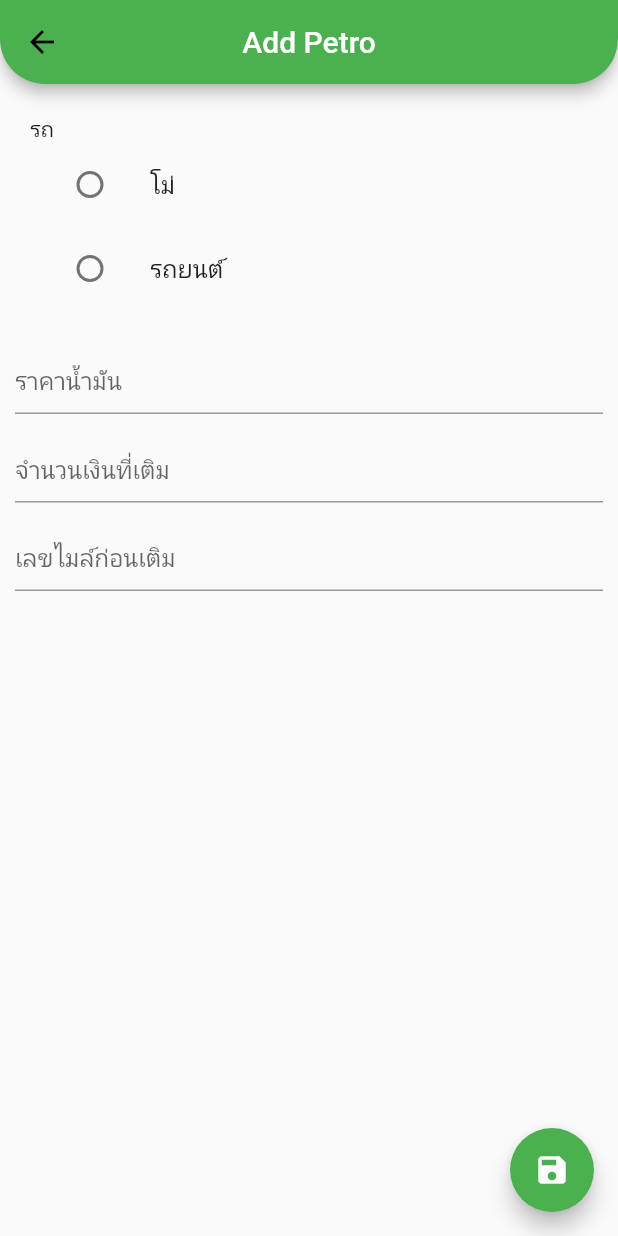
After one commit to piriyaphong/cementproject, a Flutter app: the AddPetro screen opened directly, on a phone screen of 412 x 824 dp. The commit adds this screen. Run offline on Flutter 3.47's test engine with Material 2 defaults, Android fonts, the phone set to English and light mode, and no system bars; our stand-ins replace cloud_firestore; accounts and stored records are empty.

Commit message:
Update petro system
re Extention of image and add new petro system

```diff
--- /dev/null
+++ b/n_pac/lib/component/petro.dart
@@ -0,0 +1,232 @@
+import 'package:flutter/material.dart';
+import 'package:cloud_firestore/cloud_firestore.dart';
+
+class Petro extends StatefulWidget {
+  @override
+  _PetroState createState() => _PetroState();
+}
+
+class _PetroState extends State<Petro> {
+  @override
+  Widget build(BuildContext context) {
+    return Scaffold(
+       appBar: AppBar(
+        backgroundColor: Colors.green,
+        centerTitle: true,
+        title: Text('Petro',style: TextStyle(color: Colors.white),),
+        shape: RoundedRectangleBorder(
+          borderRadius: BorderRadius.vertical(bottom: Radius.circular(30))
+        ),
+      ),
+        body: StreamBuilder(
+        stream: Firestore.instance.collection('petro').snapshots(),
+        builder: (BuildContext context, AsyncSnapshot<QuerySnapshot> snapshot) {
+          if (!snapshot.hasData) {
+            return new Container(
+              child: Center(
+                child: CircularProgressIndicator(),
+              ),
+            );
+          }
+          return new ListPetro(
+            document: snapshot.data.documents,
+          );
+        },
+      ),
+      floatingActionButton: FloatingActionButton(
+        child: Icon(Icons.add,color:Colors.white),
+        backgroundColor: Colors.green,
+        onPressed: (){
+          Navigator.of(context).push(new MaterialPageRoute(builder: (context) => AddPetro()));
+        },
+      ),
+
+    );
+  }
+}
+
+
+
+
+class AddPetro extends StatefulWidget {
+  @override
+  _AddPetroState createState() => _AddPetroState();
+}
+
+class _AddPetroState extends State<AddPetro> {
+  String car;
+  double petroRate;
+  int petroCost;
+  int petroMiles;
+  void _addPetro(){
+    Firestore.instance.runTransaction((Transaction transaction) async {
+      CollectionReference reference = Firestore.instance.collection('petro');
+      await reference.add({
+        "car" : car,
+        "petroRate" : petroRate,
+        "petroCost" : petroCost,
+        "petroMiles": petroMiles,
+        "TimeStamp" : DateTime.now()
+      });
+    });
+    Navigator.pop(context);
+  }
+  @override
+  Widget build(BuildContext context) {
+    return Scaffold(
+       appBar: AppBar(
+        backgroundColor: Colors.green,
+        centerTitle: true,
+        title: Text('Add Petro',style: TextStyle(color: Colors.white),),
+        shape: RoundedRectangleBorder(
+          borderRadius: BorderRadius.vertical(bottom: Radius.circular(30))
+        ),
+      ),
+      body: SingleChildScrollView(
+       child: Padding(
+         padding: EdgeInsets.all(10),
+         child: Container(
+           child: Column(
+             children: <Widget>[
+               Container(
+                 padding: EdgeInsets.all(10),
+                 child: Column(
+                   crossAxisAlignment: CrossAxisAlignment.start,
+                   children: <Widget>[
+                     Container(child: Text('รถ'),),
+                     ListTile(
+                       title: Text('โม่'),
+                       leading: Radio(
+                         groupValue: car,
+                         value: 'โม่',
+                         onChanged: (input){
+                           setState(() {
+                             car = input;
+                           });
+                         },
+                       ),
+                     ),
+                     ListTile(
+                       title: Text('รถยนต์'),
+                       leading: Radio(
+                         groupValue: car,
+                         value: 'รถยนต์',
+                         onChanged: (input){
+                           setState(() {
+                             car = input;
+                           });
+                         },
+                       ),
+                     )
+                   ],
+                 ),
+               ),
+               TextField(
+                  keyboardType: TextInputType.number,
+                 decoration: InputDecoration(
+                   labelText: 'ราคาน้ำมัน',
+                   alignLabelWithHint: true
+                 ),
+                 onChanged: (input){
+                   setState(() {
+                     petroRate = num.tryParse(input);
+                   });
+                 },
+               ),
+               TextField(
+                keyboardType: TextInputType.number,
+                 decoration: InputDecoration(
+                   labelText: 'จำนวนเงินที่เติม',
+                   alignLabelWithHint: true
+                 ),
+                 onChanged: (input){
+                   setState(() {
+                     petroCost = num.tryParse(input);
+                   });
+                 },
+               ),
+               TextField(
+                  keyboardType: TextInputType.number,
+                 decoration: InputDecoration(
+                   labelText: 'เลขไมล์ก่อนเติม',
+                   alignLabelWithHint: true
+                 ),
+                 onChanged: (input){
+                   setState(() {
+                     petroMiles = num.tryParse(input);
+                   });
+                 },
+               )
+             ],
+           ),
+         ),
+       ),
+      ),
+      floatingActionButton: FloatingActionButton(
+        child: Icon(Icons.save,color: Colors.white,),
+        backgroundColor: Colors.green,
+        onPressed: (){
+          _addPetro();
+        },
+      ),
+
+    );
+  }
+}
+
+
+class ListPetro extends StatelessWidget {
+  List<DocumentSnapshot> document;
+  ListPetro ({this.document});
+  @override
+  Widget build(BuildContext context) {
+    return new ListView.builder(
+      itemCount:  document.length,
+      itemBuilder: (BuildContext context, int i){
+        String car = document[i].data['car'];
+        double petroRate = document[i].data['petroRate'];
+        int petroCost = document[i].data['petroCost'];
+        int petroMiles = document[i].data['petroMiles'];
+
+        return Padding(
+          padding: EdgeInsets.all(10),
+          child: Row(
+            children: <Widget>[
+              new Expanded(
+                child: Container(
+                  padding: EdgeInsets.all(10),
+                  decoration: BoxDecoration(
+                    color: Colors.white,
+                    borderRadius: new BorderRadiusDirectional.circular(10),
+                    boxShadow: [BoxShadow(
+                      color: Colors.black45,
+                      blurRadius:5,
+                      spreadRadius: 1,
+                    )]
+                  ),
+                  child: Column(
+                    children: <Widget>[
+                      Row(children: <Widget>[
+                        Text(car),Container(width: 20,),Text('จำนวนที่เติม'),Container(width: 20,),Text(petroCost.toString())
+                      ],),
+                      Row(
+                        children: <Widget>[
+                          Text('ราคาน้ำมัน'),Container(width: 20,),Text(petroRate.toString()),Container(width: 20,),Text('เลขไมล์ก่อนเติม'),Container(width: 20,),Text(petroMiles.toString())
+                        ],
+                      )
+                    ],
+                  ),
+                ),
+              ),
+              new IconButton(
+                icon: Icon(Icons.edit),
+                onPressed: (){},
+              )
+            ],
+          ),
+        );
+      },
+
+    );
+  }
+}
```
Also changed, not shown: n_pac/lib/main.dart (+10 -6 lines), n_pac/assets/images/bgblue.PNG (deleted), n_pac/assets/images/bgblue.jpg (added), n_pac/assets/images/bggreen.PNG (deleted), n_pac/assets/images/bggreen.jpg (added), n_pac/assets/images/bgorange.PNG (deleted), n_pac/assets/images/bgorange.jpg (added), n_pac/assets/images/bgpink.PNG (deleted), n_pac/assets/images/bgpink.jpg (added), n_pac/assets/images/bgred.PNG (deleted), n_pac/assets/images/bgred.jpg (added), n_pac/assets/images/bgyellow.PNG (deleted), n_pac/assets/images/bgyellow.jpg (added), 31 other files.
